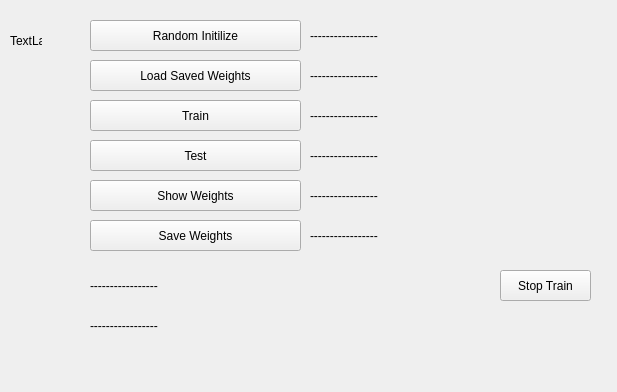
Old version of the form mainwindow.ui in the repository ahmetcihan/hand_recognition.
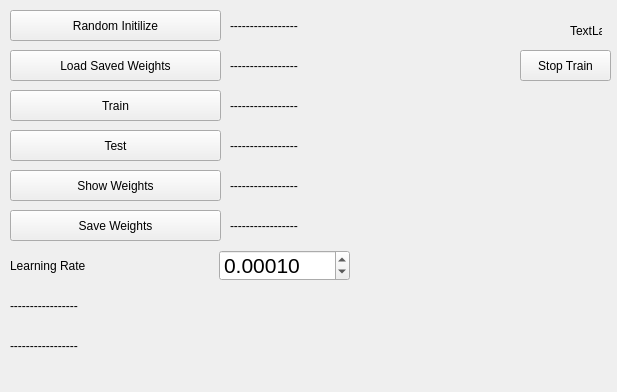
New version of the form.

```diff
--- a/mainwindow.ui
+++ b/mainwindow.ui
@@ -17,8 +17,8 @@
    <widget class="QLabel" name="label_hand_two">
     <property name="geometry">
      <rect>
-      <x>10</x>
-      <y>20</y>
+      <x>570</x>
+      <y>10</y>
       <width>32</width>
       <height>42</height>
      </rect>
@@ -30,8 +30,8 @@
    <widget class="QPushButton" name="pushButton_76800_1024_1024_6_train">
     <property name="geometry">
      <rect>
-      <x>90</x>
-      <y>100</y>
+      <x>10</x>
+      <y>90</y>
       <width>211</width>
       <height>31</height>
      </rect>
@@ -43,8 +43,8 @@
    <widget class="QPushButton" name="pushButton_76800_1024_1024_6_random_initilize">
     <property name="geometry">
      <rect>
-      <x>90</x>
-      <y>20</y>
+      <x>10</x>
+      <y>10</y>
       <width>211</width>
       <height>31</height>
      </rect>
@@ -56,8 +56,8 @@
    <widget class="QPushButton" name="pushButton_76800_1024_1024_6_load_saved_weights">
     <property name="geometry">
      <rect>
-      <x>90</x>
-      <y>60</y>
+      <x>10</x>
+      <y>50</y>
       <width>211</width>
       <height>31</height>
      </rect>
@@ -69,8 +69,8 @@
    <widget class="QLabel" name="label_76800_1024_1024_6_train">
     <property name="geometry">
      <rect>
-      <x>310</x>
-      <y>100</y>
+      <x>230</x>
+      <y>90</y>
       <width>200</width>
       <height>31</height>
      </rect>
@@ -82,8 +82,8 @@
    <widget class="QPushButton" name="pushButton_76800_1024_1024_6_stop_train">
     <property name="geometry">
      <rect>
-      <x>500</x>
-      <y>270</y>
+      <x>520</x>
+      <y>50</y>
       <width>91</width>
       <height>31</height>
      </rect>
@@ -95,8 +95,8 @@
    <widget class="QLabel" name="label_76800_1024_1024_6_test">
     <property name="geometry">
      <rect>
-      <x>310</x>
-      <y>140</y>
+      <x>230</x>
+      <y>130</y>
       <width>200</width>
       <height>31</height>
      </rect>
@@ -108,8 +108,8 @@
    <widget class="QLabel" name="label_76800_1024_1024_6_train_status_2">
     <property name="geometry">
      <rect>
-      <x>90</x>
-      <y>310</y>
+      <x>10</x>
+      <y>330</y>
       <width>401</width>
       <height>31</height>
      </rect>
@@ -121,8 +121,8 @@
    <widget class="QPushButton" name="pushButton_76800_1024_1024_6_show_weights">
     <property name="geometry">
      <rect>
-      <x>90</x>
-      <y>180</y>
+      <x>10</x>
+      <y>170</y>
       <width>211</width>
       <height>31</height>
      </rect>
@@ -134,8 +134,8 @@
    <widget class="QLabel" name="label_76800_1024_1024_6_show_weights">
     <property name="geometry">
      <rect>
-      <x>310</x>
-      <y>180</y>
+      <x>230</x>
+      <y>170</y>
       <width>200</width>
       <height>31</height>
      </rect>
@@ -147,8 +147,8 @@
    <widget class="QLabel" name="label_76800_1024_1024_6_save_weights">
     <property name="geometry">
      <rect>
-      <x>310</x>
-      <y>220</y>
+      <x>230</x>
+      <y>210</y>
       <width>200</width>
       <height>31</height>
      </rect>
@@ -160,8 +160,8 @@
    <widget class="QLabel" name="label_76800_1024_1024_6_load_saved_weights">
     <property name="geometry">
      <rect>
-      <x>310</x>
-      <y>60</y>
+      <x>230</x>
+      <y>50</y>
       <width>200</width>
       <height>31</height>
      </rect>
@@ -173,8 +173,8 @@
    <widget class="QLabel" name="label_76800_1024_1024_6_train_status">
     <property name="geometry">
      <rect>
-      <x>90</x>
-      <y>270</y>
+      <x>10</x>
+      <y>290</y>
       <width>401</width>
       <height>31</height>
      </rect>
@@ -186,8 +186,8 @@
    <widget class="QPushButton" name="pushButton_76800_1024_1024_6_save_weights">
     <property name="geometry">
      <rect>
-      <x>90</x>
-      <y>220</y>
+      <x>10</x>
+      <y>210</y>
       <width>211</width>
       <height>31</height>
      </rect>
@@ -199,8 +199,8 @@
    <widget class="QPushButton" name="pushButton_76800_1024_1024_6_test">
     <property name="geometry">
      <rect>
-      <x>90</x>
-      <y>140</y>
+      <x>10</x>
+      <y>130</y>
       <width>211</width>
       <height>31</height>
      </rect>
@@ -212,8 +212,8 @@
    <widget class="QLabel" name="label_76800_1024_1024_6_random_initilize">
     <property name="geometry">
      <rect>
-      <x>310</x>
-      <y>20</y>
+      <x>230</x>
+      <y>10</y>
       <width>200</width>
       <height>31</height>
      </rect>
@@ -222,6 +222,46 @@
      <string>-----------------</string>
     </property>
    </widget>
+   <widget class="QLabel" name="label_76800_1024_1024_6_test_2">
+    <property name="geometry">
+     <rect>
+      <x>10</x>
+      <y>250</y>
+      <width>210</width>
+      <height>31</height>
+     </rect>
+    </property>
+    <property name="text">
+     <string>Learning Rate</string>
+    </property>
+   </widget>
+   <widget class="QDoubleSpinBox" name="doubleSpinBox">
+    <property name="geometry">
+     <rect>
+      <x>219</x>
+      <y>250</y>
+      <width>131</width>
+      <height>31</height>
+     </rect>
+    </property>
+    <property name="font">
+     <font>
+      <pointsize>16</pointsize>
+     </font>
+    </property>
+    <property name="decimals">
+     <number>5</number>
+    </property>
+    <property name="maximum">
+     <double>10.000000000000000</double>
+    </property>
+    <property name="singleStep">
+     <double>0.000010000000000</double>
+    </property>
+    <property name="value">
+     <double>0.000100000000000</double>
+    </property>
+   </widget>
   </widget>
   <widget class="QMenuBar" name="menuBar">
    <property name="geometry">
```
